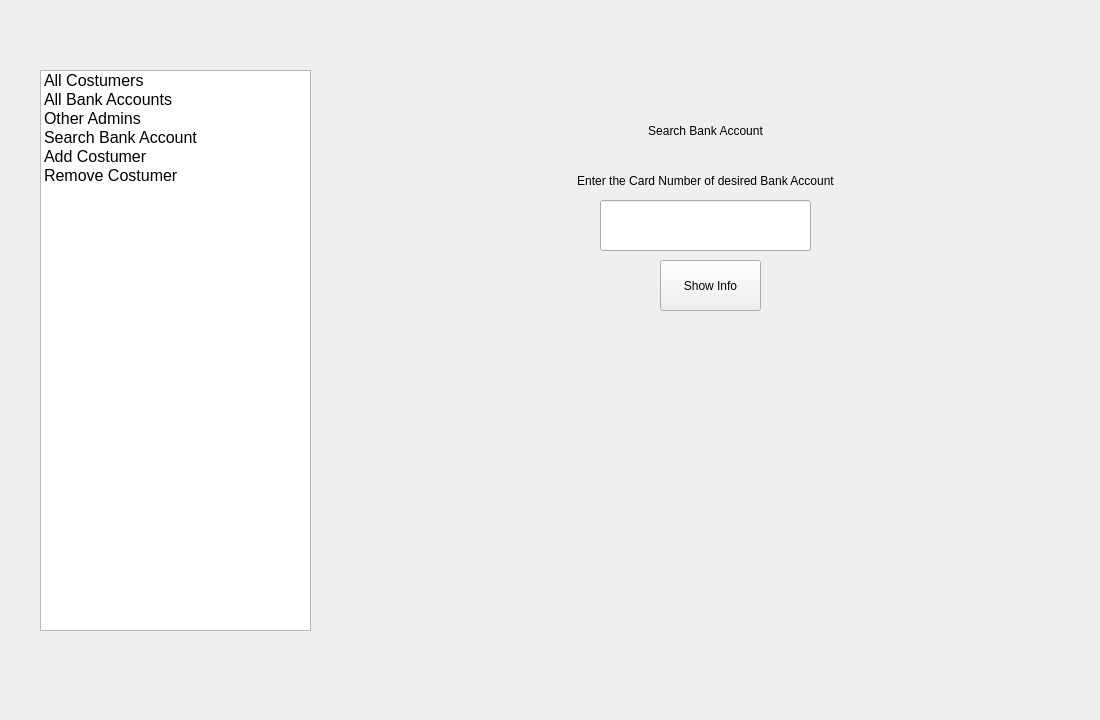
First picture: the form in UIAP_Final/adminpanel.ui, repository a-HA7-z/UIAP_Final, before the edit.
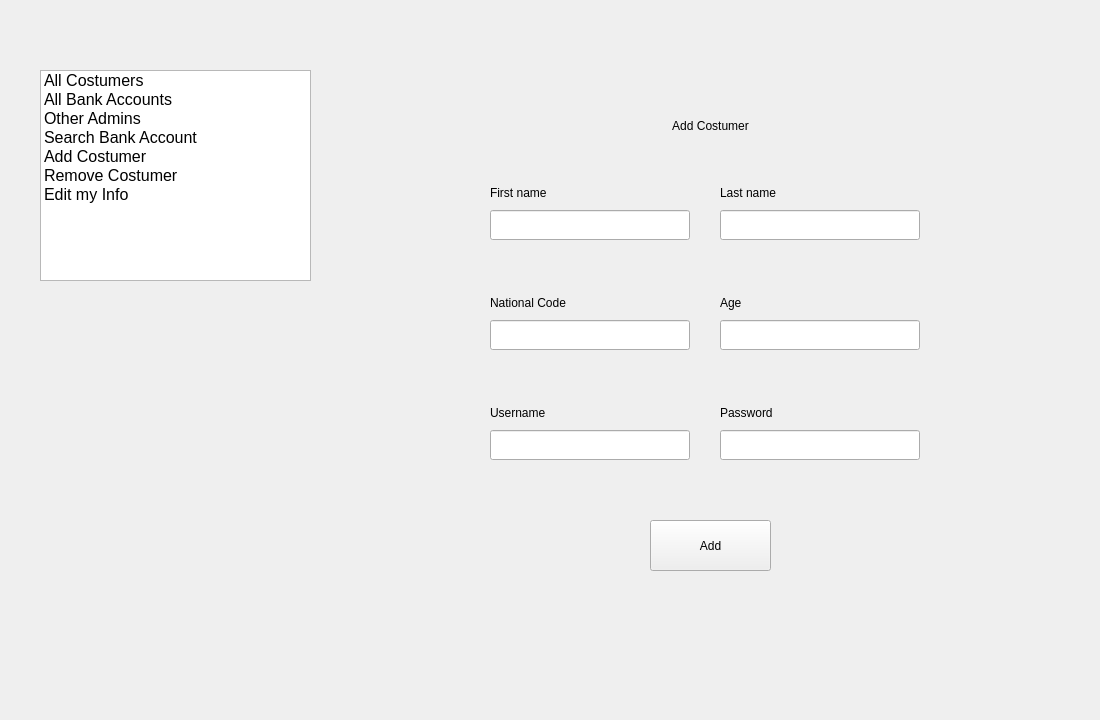
Second picture: the form after the edit.

Commit message: Add Costumer page

```diff
--- a/UIAP_Final/adminpanel.ui
+++ b/UIAP_Final/adminpanel.ui
@@ -19,7 +19,7 @@
      <x>40</x>
      <y>70</y>
      <width>271</width>
-     <height>561</height>
+     <height>211</height>
     </rect>
    </property>
    <item>
@@ -82,6 +82,16 @@
      </font>
     </property>
    </item>
+   <item>
+    <property name="text">
+     <string>Edit my Info</string>
+    </property>
+    <property name="font">
+     <font>
+      <pointsize>12</pointsize>
+     </font>
+    </property>
+   </item>
   </widget>
   <widget class="QStackedWidget" name="stackedWidget">
    <property name="geometry">
@@ -93,7 +103,7 @@
     </rect>
    </property>
    <property name="currentIndex">
-    <number>3</number>
+    <number>4</number>
    </property>
    <widget class="QWidget" name="pageShowCostumers">
     <widget class="QListWidget" name="CostumersList">
@@ -253,6 +263,177 @@
      </property>
     </widget>
    </widget>
+   <widget class="QWidget" name="addCostumerPage">
+    <widget class="QLabel" name="label_3">
+     <property name="geometry">
+      <rect>
+       <x>60</x>
+       <y>100</y>
+       <width>200</width>
+       <height>25</height>
+      </rect>
+     </property>
+     <property name="text">
+      <string>First name</string>
+     </property>
+    </widget>
+    <widget class="QLabel" name="label_5">
+     <property name="geometry">
+      <rect>
+       <x>290</x>
+       <y>100</y>
+       <width>200</width>
+       <height>25</height>
+      </rect>
+     </property>
+     <property name="text">
+      <string>Last name</string>
+     </property>
+    </widget>
+    <widget class="QLineEdit" name="lNameEdit">
+     <property name="geometry">
+      <rect>
+       <x>290</x>
+       <y>130</y>
+       <width>200</width>
+       <height>30</height>
+      </rect>
+     </property>
+    </widget>
+    <widget class="QLineEdit" name="fNameEdit">
+     <property name="geometry">
+      <rect>
+       <x>60</x>
+       <y>130</y>
+       <width>200</width>
+       <height>30</height>
+      </rect>
+     </property>
+    </widget>
+    <widget class="QLineEdit" name="nationalCodeEdit">
+     <property name="geometry">
+      <rect>
+       <x>60</x>
+       <y>240</y>
+       <width>200</width>
+       <height>30</height>
+      </rect>
+     </property>
+    </widget>
+    <widget class="QLineEdit" name="ageEdit">
+     <property name="geometry">
+      <rect>
+       <x>290</x>
+       <y>240</y>
+       <width>200</width>
+       <height>30</height>
+      </rect>
+     </property>
+    </widget>
+    <widget class="QLineEdit" name="userEdit">
+     <property name="geometry">
+      <rect>
+       <x>60</x>
+       <y>350</y>
+       <width>200</width>
+       <height>30</height>
+      </rect>
+     </property>
+    </widget>
+    <widget class="QLineEdit" name="passEdit">
+     <property name="geometry">
+      <rect>
+       <x>290</x>
+       <y>350</y>
+       <width>200</width>
+       <height>30</height>
+      </rect>
+     </property>
+    </widget>
+    <widget class="QLabel" name="label_7">
+     <property name="geometry">
+      <rect>
+       <x>220</x>
+       <y>20</y>
+       <width>121</width>
+       <height>51</height>
+      </rect>
+     </property>
+     <property name="text">
+      <string>Add Costumer</string>
+     </property>
+     <property name="alignment">
+      <set>Qt::AlignmentFlag::AlignCenter</set>
+     </property>
+    </widget>
+    <widget class="QLabel" name="label_8">
+     <property name="geometry">
+      <rect>
+       <x>60</x>
+       <y>210</y>
+       <width>200</width>
+       <height>25</height>
+      </rect>
+     </property>
+     <property name="text">
+      <string>National Code</string>
+     </property>
+    </widget>
+    <widget class="QLabel" name="label_9">
+     <property name="geometry">
+      <rect>
+       <x>290</x>
+       <y>210</y>
+       <width>200</width>
+       <height>25</height>
+      </rect>
+     </property>
+     <property name="text">
+      <string>Age</string>
+     </property>
+    </widget>
+    <widget class="QLabel" name="label_10">
+     <property name="geometry">
+      <rect>
+       <x>60</x>
+       <y>320</y>
+       <width>200</width>
+       <height>25</height>
+      </rect>
+     </property>
+     <property name="text">
+      <string>Username</string>
+     </property>
+    </widget>
+    <widget class="QLabel" name="label_11">
+     <property name="geometry">
+      <rect>
+       <x>290</x>
+       <y>320</y>
+       <width>200</width>
+       <height>25</height>
+      </rect>
+     </property>
+     <property name="text">
+      <string>Password</string>
+     </property>
+    </widget>
+    <widget class="QPushButton" name="pushButton">
+     <property name="geometry">
+      <rect>
+       <x>220</x>
+       <y>440</y>
+       <width>121</width>
+       <height>51</height>
+      </rect>
+     </property>
+     <property name="text">
+      <string>Add</string>
+     </property>
+    </widget>
+   </widget>
+   <widget class="QWidget" name="page_2"/>
+   <widget class="QWidget" name="page_3"/>
   </widget>
  </widget>
  <resources/>
```
The commit also changes 2 other files.
